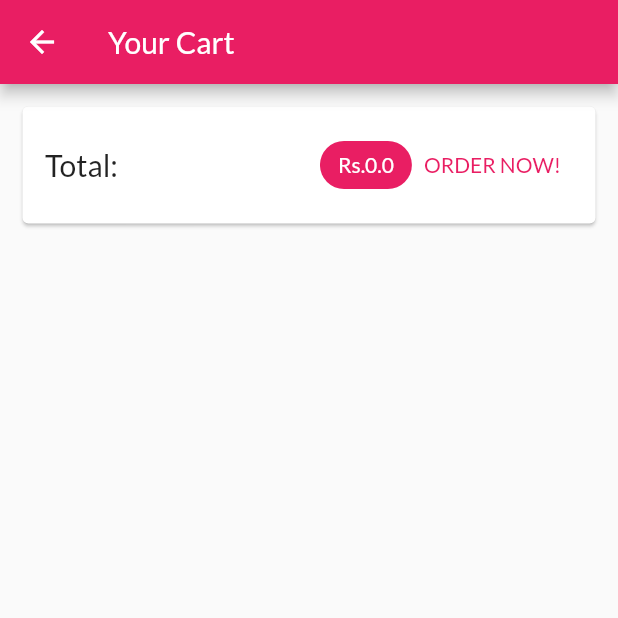
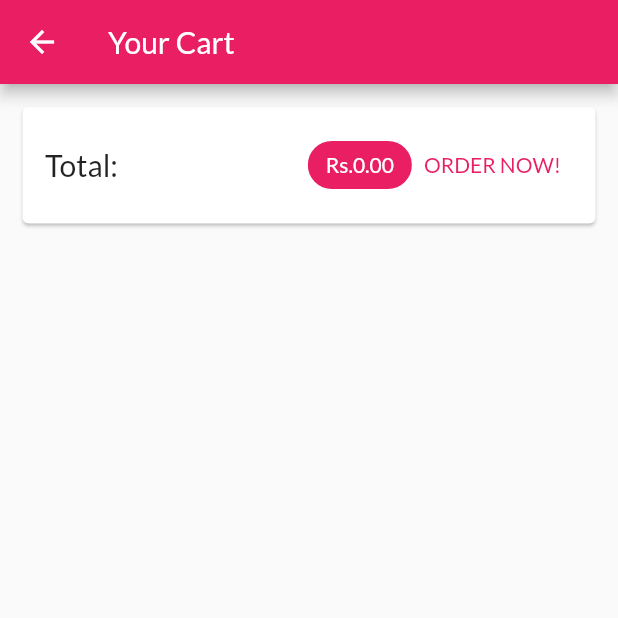
Before and after one commit to MrSR2000/shopping-sisakala-, a Flutter app: the CartScreen screen opened by its route, after a tap on "ORDER NOW!", on a phone screen of 412 x 824 dp, the top half of it. Run offline on Flutter 3.47's test engine with Material 2 defaults, Android fonts, the phone set to English and light mode, and no system bars; network calls fail.

```diff
--- a/lib/providers/cart.dart
+++ b/lib/providers/cart.dart
@@ -23,7 +23,7 @@ class Cart with ChangeNotifier {
   }
 
   int get itemCount {
-    return _items == null ? 0 : _items.length;
+    return _items.length;
   }
 
   double get totalAmount {
@@ -62,4 +62,29 @@ class Cart with ChangeNotifier {
     _items.remove(productId);
     notifyListeners();
   }
+
+  void clear() {
+    _items = {};
+    notifyListeners();
+  }
+
+  void removeSingleItem(String prodId) {
+    if (!_items.containsKey(prodId)) {
+      return;
+    }
+    if (_items[prodId]!.quantity > 1) {
+      _items.update(
+        prodId,
+        (existingCartItem) => CartItem(
+            id: existingCartItem.id,
+            title: existingCartItem.title,
+            quantity: existingCartItem.quantity - 1,
+            price: existingCartItem.price),
+      );
+    } else {
+      _items.remove(prodId);
+    }
+
+    notifyListeners();
+  }
 }
--- /dev/null
+++ b/lib/providers/orders.dart
@@ -0,0 +1,41 @@
+import 'dart:collection';
+
+import 'package:flutter/material.dart';
+import 'package:flutter/foundation.dart';
+import './cart.dart';
+
+class OrderItem {
+  final String id;
+  final double amount;
+  final List<CartItem> products;
+  final DateTime dateTime;
+
+  OrderItem({
+    required this.id,
+    required this.amount,
+    required this.products,
+    required this.dateTime,
+  });
+}
+
+class Order with ChangeNotifier {
+  List<OrderItem> _orders = [];
+
+  List<OrderItem> get orders {
+    return [..._orders];
+  }
+
+  void addOrder(List<CartItem> cartProducts, double total) {
+    _orders.insert(
+      0,
+      OrderItem(
+        id: DateTime.now().toString(),
+        amount: total,
+        products: cartProducts,
+        dateTime: DateTime.now(),
+      ),
+    );
+
+    notifyListeners();
+  }
+}
--- a/lib/providers/product.dart
+++ b/lib/providers/product.dart
@@ -1,7 +1,7 @@
 import 'package:flutter/cupertino.dart';
 
 class Product with ChangeNotifier {
-  final String id;
+  final String? id;
   final String title;
   final String description;
   final double price;
--- a/lib/screens/cart_screen.dart
+++ b/lib/screens/cart_screen.dart
@@ -2,6 +2,7 @@ import 'package:flutter/material.dart';
 import 'package:provider/provider.dart ';
 import '../providers/cart.dart' show Cart;
 import '../widgets/cart_item.dart';
+import '../providers/orders.dart';
 
 class CartScreen extends StatelessWidget {
   const CartScreen({super.key});
@@ -32,13 +33,17 @@ class CartScreen extends StatelessWidget {
                   Spacer(),
                   Chip(
                     label: Text(
-                      'Rs.${cart.totalAmount}',
+                      'Rs.${cart.totalAmount.toStringAsFixed(2)}',
                       style: const TextStyle(color: Colors.white),
                     ),
                     backgroundColor: Theme.of(context).primaryColor,
                   ),
                   TextButton(
-                    onPressed: () {},
+                    onPressed: () {
+                      Provider.of<Order>(context, listen: false).addOrder(
+                          cart.items.values.toList(), cart.totalAmount);
+                      cart.clear();
+                    },
                     child: Text(
                       'ORDER NOW!',
                       style: TextStyle(color: Theme.of(context).primaryColor),
--- /dev/null
+++ b/lib/screens/orders_screen.dart
@@ -0,0 +1,25 @@
+import 'package:flutter/material.dart';
+import 'package:provider/provider.dart';
+import '../widgets/app_drawyer.dart';
+import '../providers/orders.dart' show Order;
+import '../widgets/order_item.dart';
+
+class OrdersScreen extends StatelessWidget {
+  const OrdersScreen({super.key});
+  static const routeName = '/orders';
+
+  @override
+  Widget build(BuildContext context) {
+    final orderData = Provider.of<Order>(context);
+    return Scaffold(
+      appBar: AppBar(
+        title: Text('Your Orders'),
+      ),
+      drawer: AppDrawer(),
+      body: ListView.builder(
+        itemBuilder: (context, index) => OrderItem(orderData.orders[index]),
+        itemCount: orderData.orders.length,
+      ),
+    );
+  }
+}
--- a/lib/screens/products_overview_screen.dart
+++ b/lib/screens/products_overview_screen.dart
@@ -1,6 +1,7 @@
 import 'package:flutter/material.dart';
 import 'package:provider/provider.dart';
 import 'package:shopping/screens/cart_screen.dart';
+import '../widgets/app_drawyer.dart';
 import '../widgets/badge.dart';
 import '../providers/products.dart';
 import '../providers/cart.dart';
@@ -71,6 +72,7 @@ class _ProductOverviewScreenState extends State<ProductOverviewScreen> {
           ),
         ],
       ),
+      drawer: AppDrawer(),
       body: ProductsGrid(_showOnlyFavorites),
     );
   }
--- /dev/null
+++ b/lib/widgets/order_item.dart
@@ -0,0 +1,76 @@
+import 'package:flutter/material.dart';
+import '../providers/orders.dart' as ord;
+import 'package:intl/intl.dart';
+import 'dart:math';
+
+class OrderItem extends StatefulWidget {
+  final ord.OrderItem order;
+
+  OrderItem(this.order);
+
+  @override
+  State<OrderItem> createState() => _OrderItemState();
+}
+
+class _OrderItemState extends State<OrderItem> {
+  var _expanded = false;
+
+  @override
+  Widget build(BuildContext context) {
+    return Card(
+      margin: const EdgeInsets.all(10),
+      child: Column(
+        children: [
+          ListTile(
+            title: Text('Rs.${widget.order.amount}'),
+            subtitle: Text(
+                DateFormat('dd MM yyyy hh:mm').format(widget.order.dateTime)),
+            trailing: IconButton(
+              icon: _expanded == false
+                  ? const Icon(Icons.expand_more)
+                  : const Icon(Icons.expand_less),
+              onPressed: () {
+                setState(() {
+                  _expanded = !_expanded;
+                });
+              },
+            ),
+          ),
+          if (_expanded)
+            Container(
+              padding: const EdgeInsets.symmetric(horizontal: 15, vertical: 4),
+              height: min(
+                widget.order.products.length * 20 + 15,
+                100,
+              ),
+              child: ListView(
+                  children: widget.order.products
+                      .map(
+                        (prod) => Row(
+                          mainAxisAlignment: MainAxisAlignment.spaceBetween,
+                          children: [
+                            Text(
+                              prod.title,
+                              style: const TextStyle(
+                                fontWeight: FontWeight.bold,
+                                fontSize: 18,
+                              ),
+                            ),
+                            Text(
+                              '${prod.quantity} x Rs.${prod.price}',
+                              style: const TextStyle(
+                                fontWeight: FontWeight.bold,
+                                fontSize: 18,
+                                color: Colors.green,
+                              ),
+                            )
+                          ],
+                        ),
+                      )
+                      .toList()),
+            )
+        ],
+      ),
+    );
+  }
+}
--- a/pubspec.yaml
+++ b/pubspec.yaml
@@ -37,6 +37,7 @@ dependencies:
   # The following adds the Cupertino Icons font to your application.
   # Use with the CupertinoIcons class for iOS style icons.
   cupertino_icons: ^1.0.2
+  intl: ^0.17.0
 
 dev_dependencies:
   flutter_test:
```
Also changed, not shown: lib/main.dart (+13 -2 lines), lib/providers/products.dart (+25 -3 lines), lib/screens/edit_product_screen.dart (added, +299 -0 lines), lib/screens/product_detail_screen.dart (+32 -0 lines), lib/screens/user_products_screen.dart (added, +51 -0 lines), lib/widgets/app_drawyer.dart (added, +47 -0 lines), lib/widgets/cart_item.dart (+27 -0 lines), lib/widgets/product_item.dart (+15 -2 lines), lib/widgets/user_product_item.dart (added, +46 -0 lines), pubspec.lock.
